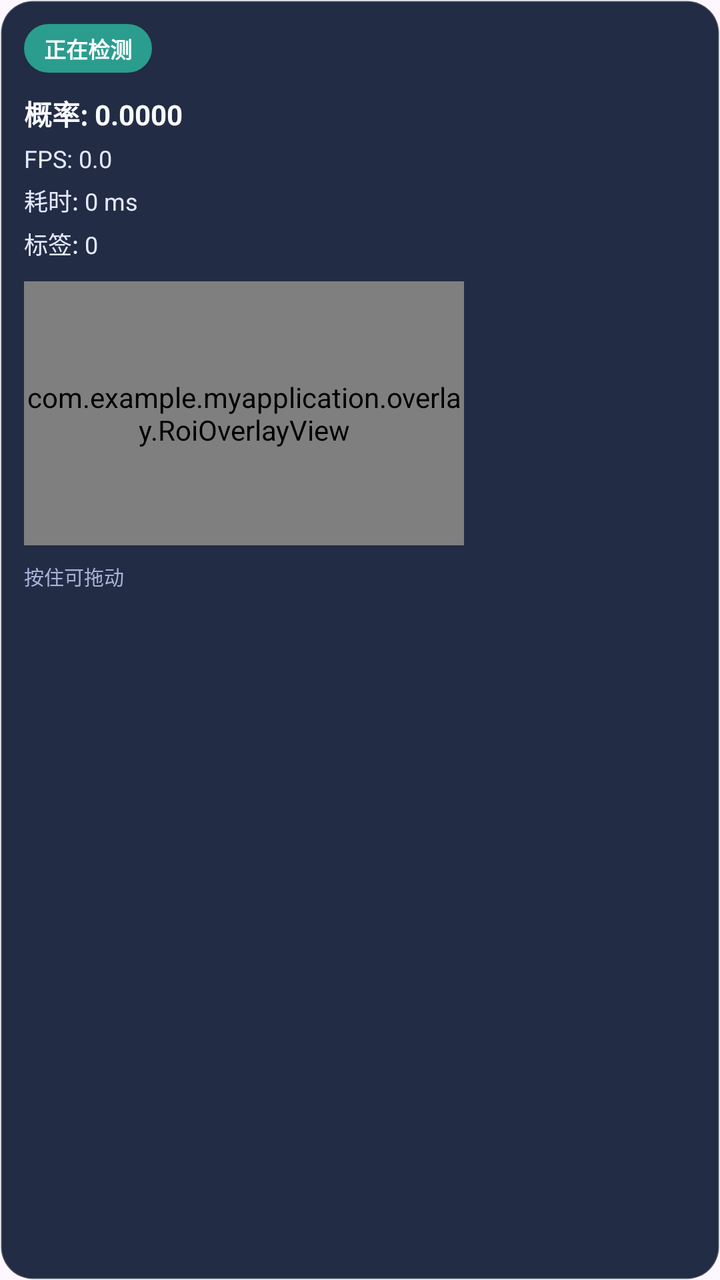
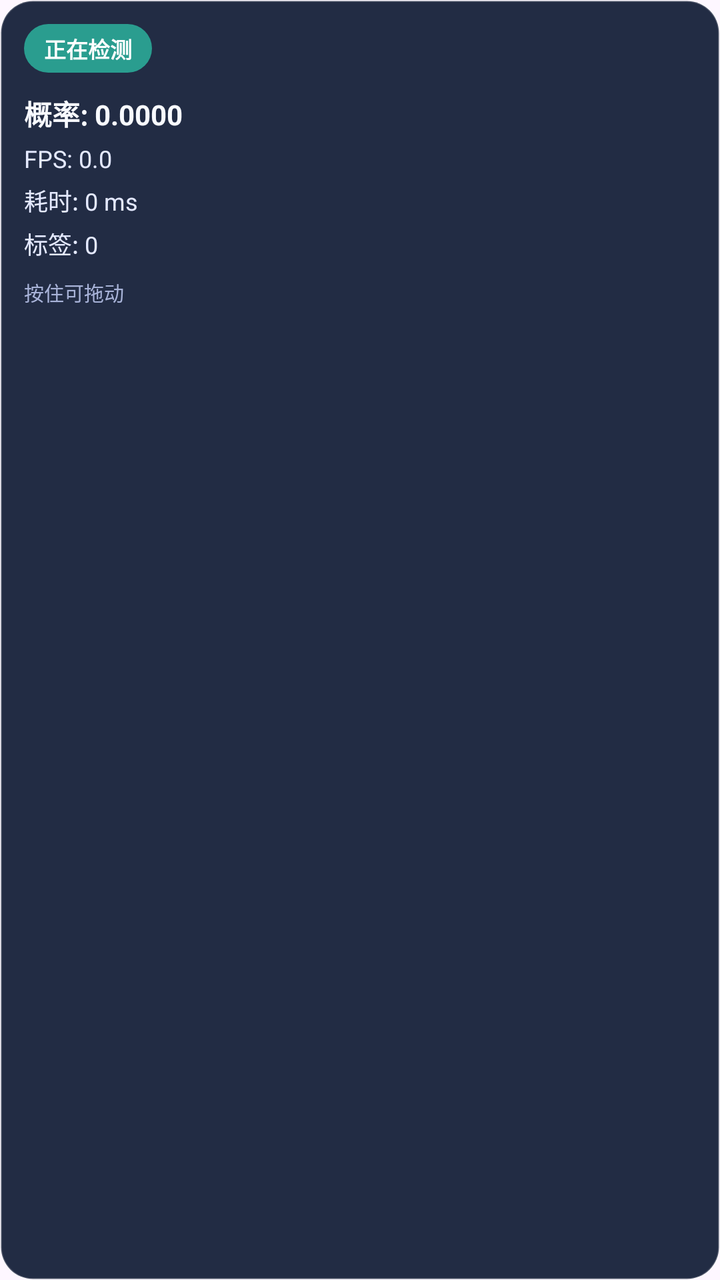

Two renders of the same Android screen: before a commit and after it. Below are the layout's source before the change and the commit's diff.
<!-- AndroidManifest.xml: application theme Theme.MyApplication -->
<!-- res/layout/view_overlay_metrics.xml -->
<?xml version="1.0" encoding="utf-8"?>
<LinearLayout xmlns:android="http://schemas.android.com/apk/res/android"
    android:layout_width="wrap_content"
    android:layout_height="wrap_content"
    android:layout_margin="8dp"
    android:background="@drawable/bg_overlay_card"
    android:elevation="6dp"
    android:minWidth="210dp"
    android:orientation="vertical"
    android:padding="12dp">

    <TextView
        android:id="@+id/overlayStatusPill"
        android:layout_width="wrap_content"
        android:layout_height="wrap_content"
        android:background="@drawable/bg_status_running"
        android:paddingStart="10dp"
        android:paddingTop="4dp"
        android:paddingEnd="10dp"
        android:paddingBottom="4dp"
        android:text="@string/overlay_detecting_now"
        android:textColor="@color/white"
        android:textSize="11sp"
        android:textStyle="bold" />

    <TextView
        android:id="@+id/overlayProbabilityText"
        android:layout_width="wrap_content"
        android:layout_height="wrap_content"
        android:layout_marginTop="10dp"
        android:text="@string/overlay_probability_default"
        android:textColor="@color/overlay_title_text"
        android:textSize="14sp"
        android:textStyle="bold" />

    <TextView
        android:id="@+id/overlayFpsText"
        android:layout_width="wrap_content"
        android:layout_height="wrap_content"
        android:layout_marginTop="4dp"
        android:text="@string/overlay_fps_default"
        android:textColor="@color/overlay_body_text"
        android:textSize="12sp" />

    <TextView
        android:id="@+id/overlayLatencyText"
        android:layout_width="wrap_content"
        android:layout_height="wrap_content"
        android:layout_marginTop="4dp"
        android:text="@string/overlay_latency_default"
        android:textColor="@color/overlay_body_text"
        android:textSize="12sp" />

    <TextView
        android:id="@+id/overlayLabelText"
        android:layout_width="wrap_content"
        android:layout_height="wrap_content"
        android:layout_marginTop="4dp"
        android:text="@string/overlay_label_default"
        android:textColor="@color/overlay_body_text"
        android:textSize="12sp" />

    <FrameLayout
        android:id="@+id/overlayPreviewContainer"
        android:layout_width="220dp"
        android:layout_height="132dp"
        android:layout_marginTop="10dp"
        android:background="@color/screen_background">

        <ImageView
            android:id="@+id/overlayPreviewImage"
            android:layout_width="match_parent"
            android:layout_height="match_parent"
            android:contentDescription="@string/overlay_preview_title"
            android:scaleType="centerCrop" />

        <com.example.myapplication.overlay.RoiOverlayView
            android:id="@+id/overlayPreviewRoi"
            android:layout_width="match_parent"
            android:layout_height="match_parent" />
    </FrameLayout>

    <TextView
        android:id="@+id/overlayPreviewOffText"
        android:layout_width="wrap_content"
        android:layout_height="wrap_content"
        android:layout_marginTop="10dp"
        android:text="@string/overlay_preview_off"
        android:textColor="@color/overlay_body_text"
        android:textSize="12sp"
        android:visibility="gone" />

    <TextView
        android:layout_width="wrap_content"
        android:layout_height="wrap_content"
        android:layout_marginTop="8dp"
        android:text="@string/overlay_drag_hint"
        android:textColor="@color/overlay_hint_text"
        android:textSize="10sp" />

</LinearLayout>
<!-- resources referenced by this layout -->
<resources>
  <color name="overlay_body_text">#FFE4E9FF</color>
  <color name="overlay_hint_text">#FFA8B3D8</color>
  <color name="overlay_title_text">#FFF8FAFF</color>
  <color name="screen_background">#FFF4F6FB</color>
  <color name="white">#FFFFFFFF</color>
  <!-- drawable bg_overlay_card (drawable) -->
  <?xml version="1.0" encoding="utf-8"?>
  <shape xmlns:android="http://schemas.android.com/apk/res/android" android:shape="rectangle">
      <solid android:color="@color/overlay_background" />
      <corners android:radius="16dp" />
      <stroke
          android:width="1dp"
          android:color="@color/overlay_stroke" />
  </shape>
  <!-- drawable bg_status_running (drawable) -->
  <?xml version="1.0" encoding="utf-8"?>
  <shape xmlns:android="http://schemas.android.com/apk/res/android" android:shape="rectangle">
      <corners android:radius="999dp" />
      <solid android:color="@color/status_running" />
  </shape>
  <string name="overlay_detecting_now">正在检测</string>
  <string name="overlay_drag_hint">按住可拖动</string>
  <string name="overlay_fps_default">FPS: 0.0</string>
  <string name="overlay_label_default">标签: 0</string>
  <string name="overlay_latency_default">耗时: 0 ms</string>
  <string name="overlay_preview_off">预览已关闭（可在主界面开启）</string>
  <string name="overlay_preview_title">悬浮窗捕获预览</string>
  <string name="overlay_probability_default">概率: 0.0000</string>
  <style name="Theme.MyApplication" parent="Base.Theme.MyApplication" />
  <color name="overlay_background">#F217213A</color>
  <color name="overlay_stroke">#33FFFFFF</color>
  <color name="status_running">#FF2A9D8F</color>
  <style name="Base.Theme.MyApplication" parent="Theme.Material3.DayNight.NoActionBar">
          <item name="colorPrimary">@color/brand_primary</item>
          <item name="colorOnPrimary">@color/brand_on_primary</item>
          <item name="colorSecondary">@color/brand_primary</item>
          <item name="android:statusBarColor" tools:targetApi="l">@android:color/transparent</item>
      </style>
  <color name="brand_primary">#FF4254F4</color>
  <color name="brand_on_primary">#FFFFFFFF</color>
</resources>

<!-- the commit's change to res/layout/view_overlay_metrics.xml (unified diff, before → after) -->
@@ -23,72 +23,49 @@
         android:textSize="11sp"
         android:textStyle="bold" />
 
-    <TextView
-        android:id="@+id/overlayProbabilityText"
+    <LinearLayout
+        android:id="@+id/overlayMetricsContainer"
         android:layout_width="wrap_content"
         android:layout_height="wrap_content"
-        android:layout_marginTop="10dp"
-        android:text="@string/overlay_probability_default"
-        android:textColor="@color/overlay_title_text"
-        android:textSize="14sp"
-        android:textStyle="bold" />
+        android:orientation="vertical">
 
-    <TextView
-        android:id="@+id/overlayFpsText"
-        android:layout_width="wrap_content"
-        android:layout_height="wrap_content"
-        android:layout_marginTop="4dp"
-        android:text="@string/overlay_fps_default"
-        android:textColor="@color/overlay_body_text"
-        android:textSize="12sp" />
+        <TextView
+            android:id="@+id/overlayProbabilityText"
+            android:layout_width="wrap_content"
+            android:layout_height="wrap_content"
+            android:layout_marginTop="10dp"
+            android:text="@string/overlay_probability_default"
+            android:textColor="@color/overlay_title_text"
+            android:textSize="14sp"
+            android:textStyle="bold" />
 
-    <TextView
-        android:id="@+id/overlayLatencyText"
-        android:layout_width="wrap_content"
-        android:layout_height="wrap_content"
-        android:layout_marginTop="4dp"
-        android:text="@string/overlay_latency_default"
-        android:textColor="@color/overlay_body_text"
-        android:textSize="12sp" />
+        <TextView
+            android:id="@+id/overlayFpsText"
+            android:layout_width="wrap_content"
+            android:layout_height="wrap_content"
+            android:layout_marginTop="4dp"
+            android:text="@string/overlay_fps_default"
+            android:textColor="@color/overlay_body_text"
+            android:textSize="12sp" />
 
-    <TextView
-        android:id="@+id/overlayLabelText"
-        android:layout_width="wrap_content"
-        android:layout_height="wrap_content"
-        android:layout_marginTop="4dp"
-        android:text="@string/overlay_label_default"
-        android:textColor="@color/overlay_body_text"
-        android:textSize="12sp" />
+        <TextView
+            android:id="@+id/overlayLatencyText"
+            android:layout_width="wrap_content"
+            android:layout_height="wrap_content"
+            android:layout_marginTop="4dp"
+            android:text="@string/overlay_latency_default"
+            android:textColor="@color/overlay_body_text"
+            android:textSize="12sp" />
 
-    <FrameLayout
-        android:id="@+id/overlayPreviewContainer"
-        android:layout_width="220dp"
-        android:layout_height="132dp"
-        android:layout_marginTop="10dp"
-        android:background="@color/screen_background">
-
-        <ImageView
-            android:id="@+id/overlayPreviewImage"
-            android:layout_width="match_parent"
-            android:layout_height="match_parent"
-            android:contentDescription="@string/overlay_preview_title"
-            android:scaleType="centerCrop" />
-
-        <com.example.myapplication.overlay.RoiOverlayView
-            android:id="@+id/overlayPreviewRoi"
-            android:layout_width="match_parent"
-            android:layout_height="match_parent" />
-    </FrameLayout>
-
-    <TextView
-        android:id="@+id/overlayPreviewOffText"
-        android:layout_width="wrap_content"
-        android:layout_height="wrap_content"
-        android:layout_marginTop="10dp"
-        android:text="@string/overlay_preview_off"
-        android:textColor="@color/overlay_body_text"
-        android:textSize="12sp"
-        android:visibility="gone" />
+        <TextView
+            android:id="@+id/overlayLabelText"
+            android:layout_width="wrap_content"
+            android:layout_height="wrap_content"
+            android:layout_marginTop="4dp"
+            android:text="@string/overlay_label_default"
+            android:textColor="@color/overlay_body_text"
+            android:textSize="12sp" />
+    </LinearLayout>
 
     <TextView
         android:layout_width="wrap_content"
<!-- resource entries referenced after the edit -->
@@ -3,7 +3,6 @@
   <color name="overlay_body_text">#FFE4E9FF</color>
   <color name="overlay_hint_text">#FFA8B3D8</color>
   <color name="overlay_title_text">#FFF8FAFF</color>
-  <color name="screen_background">#FFF4F6FB</color>
   <color name="white">#FFFFFFFF</color>
   <!-- drawable bg_overlay_card (drawable) -->
   <?xml version="1.0" encoding="utf-8"?>
@@ -25,8 +24,6 @@
   <string name="overlay_fps_default">FPS: 0.0</string>
   <string name="overlay_label_default">标签: 0</string>
   <string name="overlay_latency_default">耗时: 0 ms</string>
-  <string name="overlay_preview_off">预览已关闭（可在主界面开启）</string>
-  <string name="overlay_preview_title">悬浮窗捕获预览</string>
   <string name="overlay_probability_default">概率: 0.0000</string>
   <style name="Theme.MyApplication" parent="Base.Theme.MyApplication" />
   <color name="overlay_background">#F217213A</color>
